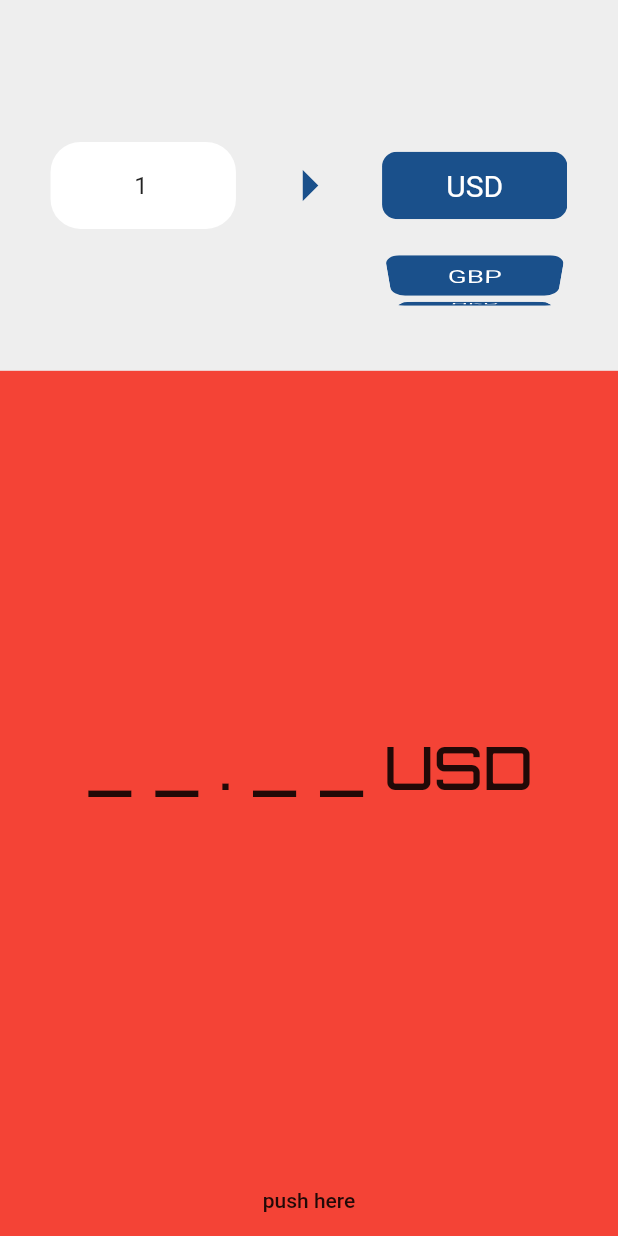
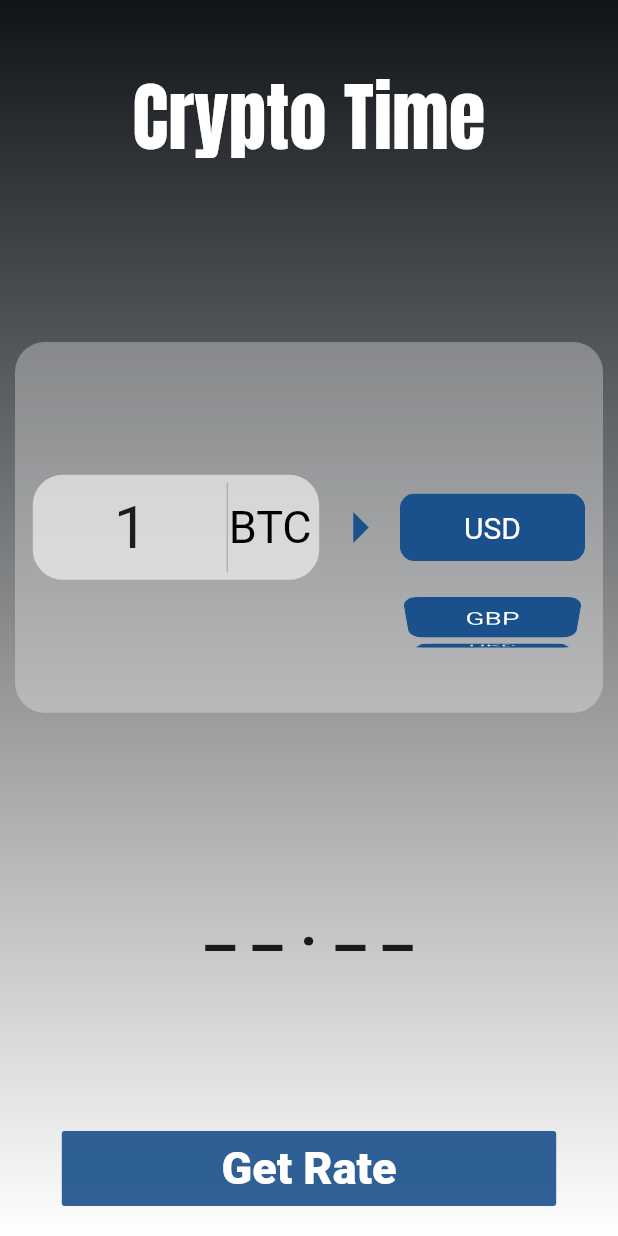
Before and after one commit to MesselemYoucef/crypto_time, a Flutter app: the screen it shows after launch, on a phone screen of 412 x 824 dp. Run offline on Flutter 3.47's test engine with Material 2 defaults, Android fonts, the phone set to English and light mode, and no system bars; our stand-ins replace google_fonts; Roboto replaces fonts that are missing (Mukta).

Commit message:
Added the background as well as the BTC Unit on the text form field

```diff
--- a/lib/screens/home_page.dart
+++ b/lib/screens/home_page.dart
@@ -11,8 +11,6 @@ class HomePage extends StatefulWidget {
 }
 
 class _HomePageState extends State<HomePage> {
-
-
   String _cryptoPickedValue = "USD";
   String _convertedAmount = "_ _ . _ _";
 
@@ -28,11 +26,13 @@ class _HomePageState extends State<HomePage> {
       });
 
       print(jsonResponse["rate"]);
-      _convertedAmount = jsonResponse["rate"].toStringAsFixed(2);
+      _convertedAmount =
+          jsonResponse["rate"].toStringAsFixed(2) + " " + _cryptoPickedValue;
     } else {
       print("failed to get the api");
     }
   }
+
   @override
   Widget build(BuildContext context) {
     List<CurrencyItem> items = [
@@ -43,38 +43,88 @@ class _HomePageState extends State<HomePage> {
     ];
     return Scaffold(
       backgroundColor: backgroundColor,
-      body: SafeArea(
+      body: SingleChildScrollView(
         child: Container(
+          height: MediaQuery.of(context).size.height,
           child: Stack(
             children: <Widget>[
               Container(
-                color: Colors.red,
+                decoration: BoxDecoration(
+                  gradient: LinearGradient(
+                    begin: Alignment.topCenter,
+                    end: Alignment.bottomCenter,
+                    colors: [
+                      Color.fromRGBO(16, 20, 24, 1),
+                      Colors.white,
+                    ],
                   ),
-              Column(
+                ),
+              ),
+              Container(
+                padding: EdgeInsets.symmetric(
+                  vertical: 20,
+                ),
+                child: Column(
                   mainAxisAlignment: MainAxisAlignment.spaceBetween,
                   children: [
                     Container(
+                      margin: EdgeInsets.only(top: 20),
+                      child: Text(
+                        "Crypto Time",
+                        style: GoogleFonts.anton(
+                          fontSize: 50,
+                          color: Colors.white,
+                        ),
+                      ),
+                    ),
+                    Container(
+                      margin: EdgeInsets.symmetric(horizontal: 10),
                       padding: EdgeInsets.symmetric(horizontal: 10),
-                    color: Colors.grey[200],
+                      decoration: BoxDecoration(
+                        borderRadius: BorderRadius.circular(20),
+                        color: Colors.white.withOpacity(0.3),
+                      ),
                       height: MediaQuery.of(context).size.height * 0.3,
                       child: Row(
                         mainAxisAlignment: MainAxisAlignment.spaceEvenly,
                         children: <Widget>[
                           Container(
-                          width: MediaQuery.of(context).size.width * 0.3,
+                            height: 70,
+                            decoration: BoxDecoration(
+                              color: Colors.white.withAlpha(150),
+                              borderRadius: BorderRadius.circular(20),
+                            ),
                             padding: EdgeInsets.all(5),
-                          decoration: BoxDecoration(
-                            borderRadius: BorderRadius.circular(20),
-                            color: Colors.white
-                          ),
-
+                            child: Row(
+                              children: <Widget>[
+                                Container(
+                                  width:
+                                      MediaQuery.of(context).size.width * 0.3,
                                   child: TextFormField(
                                     textAlign: TextAlign.center,
                                     decoration: InputDecoration(
-
                                         border: InputBorder.none,
+                                        contentPadding: EdgeInsets.all(0)),
+                                    initialValue: "1",
+                                    style: GoogleFonts.yesevaOne(
+                                      fontSize: 40,
                                     ),
-                            initialValue: "1",
+                                  ),
+                                ),
+                                VerticalDivider(
+                                  width: 2,
+                                  color: Colors.grey,
+                                ),
+                                Container(
+                                  child: Text(
+                                    "BTC",
+                                    style: GoogleFonts.russoOne(
+                                      fontSize: 30,
+                                      color: Colors.black,
+                                    ),
+                                  ),
+                                ),
+                              ],
                             ),
                           ),
                           Icon(
@@ -93,9 +143,7 @@ class _HomePageState extends State<HomePage> {
                               // useMagnifier: true,
                               // magnification: 1.1,
                               onSelectedItemChanged: (index) => {
-
                                 _cryptoPickedValue = items[index].currencyName
-
                               },
                             ),
                           ),
@@ -104,21 +152,31 @@ class _HomePageState extends State<HomePage> {
                     ),
                     Container(
                       child: Text(
-                      _convertedAmount+" "+_cryptoPickedValue,
-                      style: GoogleFonts.orbitron(
-                        fontSize: 40,
-                        fontWeight: FontWeight.w500
-                      ),
+                        _convertedAmount,
+                        style: GoogleFonts.yesevaOne(
+                            fontSize: 45, fontWeight: FontWeight.w500),
                       ),
                     ),
                     FlatButton(
+                      color: Color.fromRGBO(26, 80, 139, 1).withOpacity(0.9),
+                      minWidth: MediaQuery.of(context).size.width * 0.8,
+                      height: 50,
                       onPressed: () {
                         setState(() {
                           _apiGetter();
                         });
                       },
-                      child: Text("push here"))
+                      child: Text(
+                        "Get Rate",
+                        style: GoogleFonts.mukta(
+                          fontSize: 30,
+                          color: Colors.white,
+                          fontWeight: FontWeight.w800,
+                        ),
+                      ),
+                    )
                   ],
+                ),
               )
             ],
           ),
--- a/pubspec.yaml
+++ b/pubspec.yaml
@@ -46,9 +46,8 @@ flutter:
   uses-material-design: true
 
   # To add assets to your application, add an assets section, like this:
-  # assets:
-  #   - images/a_dot_burr.jpeg
-  #   - images/a_dot_ham.jpeg
+  assets:
+    - images/
 
   # An image asset can refer to one or more resolution-specific "variants", see
   # https://flutter.dev/assets-and-images/#resolution-aware.
```
Also changed, not shown: images/crypto-time-logo-20210117.png (added). Lines whose indentation alone changed are shown as unchanged.
